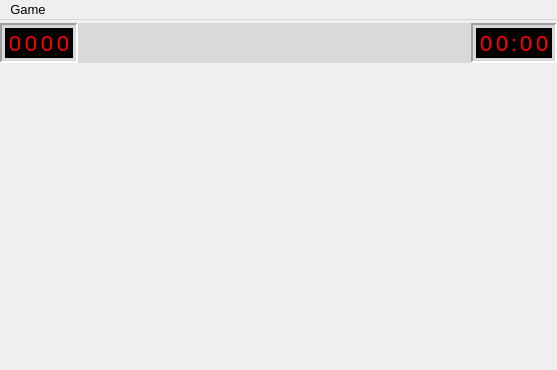
Before: the Qt Designer form mainwindow.ui in q-g-j/qminesweeper, drawn with Qt 5.
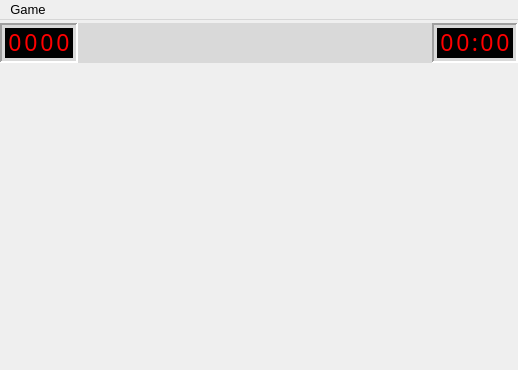
After: the same form once the commit is applied. Icons and pictures are not drawn.

The edit to the form file:
```diff
--- a/mainwindow.ui
+++ b/mainwindow.ui
@@ -6,7 +6,7 @@
    <rect>
     <x>0</x>
     <y>0</y>
-    <width>557</width>
+    <width>518</width>
     <height>370</height>
    </rect>
   </property>
@@ -89,12 +89,12 @@
 }
 
 QLabel {
-	margin-top: -2;
-	margin-bottom: -2;
-    margin-left: -2;
-  	margin-right: -2;
+	margin-top: -50;
+	margin-bottom: -50;
+    margin-left: -50;
+  	margin-right: -50;
 	font-style: normal;
-	font-size: 22px;
+	font-size: 23px;
 	font-family: &quot;Cursed Timer ULiL&quot;;
 	color: red;
 	background-color: black;
@@ -130,7 +130,7 @@
        <item>
         <widget class="QFrame" name="labelMinesLeftFrame">
          <property name="sizePolicy">
-          <sizepolicy hsizetype="Fixed" vsizetype="Fixed">
+          <sizepolicy hsizetype="Fixed" vsizetype="MinimumExpanding">
            <horstretch>0</horstretch>
            <verstretch>0</verstretch>
           </sizepolicy>
@@ -138,13 +138,13 @@
          <property name="minimumSize">
           <size>
            <width>76</width>
-           <height>38</height>
+           <height>0</height>
           </size>
          </property>
          <property name="maximumSize">
           <size>
            <width>76</width>
-           <height>38</height>
+           <height>16777215</height>
           </size>
          </property>
          <property name="frameShape">
@@ -178,11 +178,23 @@
           <item row="0" column="0">
            <widget class="QWidget" name="labelMinesLeftWidget" native="true">
             <property name="sizePolicy">
-             <sizepolicy hsizetype="Fixed" vsizetype="MinimumExpanding">
+             <sizepolicy hsizetype="MinimumExpanding" vsizetype="MinimumExpanding">
               <horstretch>0</horstretch>
               <verstretch>0</verstretch>
              </sizepolicy>
             </property>
+            <property name="minimumSize">
+             <size>
+              <width>0</width>
+              <height>0</height>
+             </size>
+            </property>
+            <property name="maximumSize">
+             <size>
+              <width>16777215</width>
+              <height>16777215</height>
+             </size>
+            </property>
             <layout class="QHBoxLayout" name="labelMinesLeftWidgetLayout">
              <property name="spacing">
               <number>0</number>
@@ -260,6 +272,7 @@
                </property>
                <property name="font">
                 <font>
+                 <family>Cursed Timer ULiL</family>
                  <pointsize>-1</pointsize>
                  <italic>false</italic>
                  <stylestrategy>PreferAntialias</stylestrategy>
@@ -270,7 +283,7 @@
                 <string>0</string>
                </property>
                <property name="alignment">
-                <set>Qt::AlignCenter</set>
+                <set>Qt::AlignBottom|Qt::AlignHCenter</set>
                </property>
                <property name="indent">
                 <number>0</number>
@@ -299,6 +312,7 @@
                </property>
                <property name="font">
                 <font>
+                 <family>Cursed Timer ULiL</family>
                  <pointsize>-1</pointsize>
                  <italic>false</italic>
                  <stylestrategy>PreferAntialias</stylestrategy>
@@ -309,7 +323,7 @@
                 <string>0</string>
                </property>
                <property name="alignment">
-                <set>Qt::AlignCenter</set>
+                <set>Qt::AlignBottom|Qt::AlignHCenter</set>
                </property>
                <property name="indent">
                 <number>0</number>
@@ -338,6 +352,7 @@
                </property>
                <property name="font">
                 <font>
+                 <family>Cursed Timer ULiL</family>
                  <pointsize>-1</pointsize>
                  <italic>false</italic>
                  <stylestrategy>PreferAntialias</stylestrategy>
@@ -348,7 +363,7 @@
                 <string>0</string>
                </property>
                <property name="alignment">
-                <set>Qt::AlignCenter</set>
+                <set>Qt::AlignBottom|Qt::AlignHCenter</set>
                </property>
                <property name="indent">
                 <number>0</number>
@@ -377,6 +392,7 @@
                </property>
                <property name="font">
                 <font>
+                 <family>Cursed Timer ULiL</family>
                  <pointsize>-1</pointsize>
                  <italic>false</italic>
                  <stylestrategy>PreferAntialias</stylestrategy>
@@ -390,7 +406,7 @@
                 <string>0</string>
                </property>
                <property name="alignment">
-                <set>Qt::AlignCenter</set>
+                <set>Qt::AlignBottom|Qt::AlignHCenter</set>
                </property>
                <property name="indent">
                 <number>0</number>
@@ -526,7 +542,7 @@
        <item>
         <widget class="QFrame" name="timerFrame">
          <property name="sizePolicy">
-          <sizepolicy hsizetype="Fixed" vsizetype="Fixed">
+          <sizepolicy hsizetype="Fixed" vsizetype="MinimumExpanding">
            <horstretch>0</horstretch>
            <verstretch>0</verstretch>
           </sizepolicy>
@@ -534,13 +550,13 @@
          <property name="minimumSize">
           <size>
            <width>84</width>
-           <height>38</height>
+           <height>0</height>
           </size>
          </property>
          <property name="maximumSize">
           <size>
            <width>84</width>
-           <height>38</height>
+           <height>16777215</height>
           </size>
          </property>
          <property name="frameShape">
@@ -573,12 +589,30 @@
           </property>
           <item row="0" column="0">
            <widget class="QWidget" name="timerWidget" native="true">
-            <layout class="QHBoxLayout" name="timerWidgetLayout">
+            <property name="sizePolicy">
+             <sizepolicy hsizetype="MinimumExpanding" vsizetype="MinimumExpanding">
+              <horstretch>0</horstretch>
+              <verstretch>0</verstretch>
+             </sizepolicy>
+            </property>
+            <property name="minimumSize">
+             <size>
+              <width>0</width>
+              <height>0</height>
+             </size>
+            </property>
+            <property name="maximumSize">
+             <size>
+              <width>16777215</width>
+              <height>16777215</height>
+             </size>
+            </property>
+            <layout class="QHBoxLayout" name="timerWidgetLayout" stretch="0,0,0,0,0,0,0">
              <property name="spacing">
               <number>0</number>
              </property>
              <property name="sizeConstraint">
-              <enum>QLayout::SetNoConstraint</enum>
+              <enum>QLayout::SetMinAndMaxSize</enum>
              </property>
              <property name="leftMargin">
               <number>0</number>
@@ -603,7 +637,7 @@
                <property name="minimumSize">
                 <size>
                  <width>2</width>
-                 <height>10</height>
+                 <height>0</height>
                 </size>
                </property>
                <property name="maximumSize">
@@ -614,6 +648,7 @@
                </property>
                <property name="font">
                 <font>
+                 <family>Cursed Timer ULiL</family>
                  <pointsize>-1</pointsize>
                  <italic>false</italic>
                  <stylestrategy>PreferAntialias</stylestrategy>
@@ -623,6 +658,9 @@
                <property name="text">
                 <string/>
                </property>
+               <property name="alignment">
+                <set>Qt::AlignBottom|Qt::AlignHCenter</set>
+               </property>
                <property name="indent">
                 <number>0</number>
                </property>
@@ -650,6 +688,7 @@
                </property>
                <property name="font">
                 <font>
+                 <family>Cursed Timer ULiL</family>
                  <pointsize>-1</pointsize>
                  <italic>false</italic>
                  <stylestrategy>PreferAntialias</stylestrategy>
@@ -663,7 +702,7 @@
                 <bool>false</bool>
                </property>
                <property name="alignment">
-                <set>Qt::AlignCenter</set>
+                <set>Qt::AlignBottom|Qt::AlignHCenter</set>
                </property>
                <property name="indent">
                 <number>0</number>
@@ -692,6 +731,7 @@
                </property>
                <property name="font">
                 <font>
+                 <family>Cursed Timer ULiL</family>
                  <pointsize>-1</pointsize>
                  <italic>false</italic>
                  <stylestrategy>PreferAntialias</stylestrategy>
@@ -705,7 +745,7 @@
                 <bool>false</bool>
                </property>
                <property name="alignment">
-                <set>Qt::AlignCenter</set>
+                <set>Qt::AlignBottom|Qt::AlignHCenter</set>
                </property>
                <property name="indent">
                 <number>0</number>
@@ -734,6 +774,7 @@
                </property>
                <property name="font">
                 <font>
+                 <family>Cursed Timer ULiL</family>
                  <pointsize>-1</pointsize>
                  <italic>false</italic>
                  <stylestrategy>PreferAntialias</stylestrategy>
@@ -744,7 +785,7 @@
                 <string>:</string>
                </property>
                <property name="alignment">
-                <set>Qt::AlignCenter</set>
+                <set>Qt::AlignBottom|Qt::AlignHCenter</set>
                </property>
                <property name="indent">
                 <number>0</number>
@@ -767,12 +808,13 @@
                </property>
                <property name="maximumSize">
                 <size>
-                 <width>16</width>
+                 <width>8</width>
                  <height>16777215</height>
                 </size>
                </property>
                <property name="font">
                 <font>
+                 <family>Cursed Timer ULiL</family>
                  <pointsize>-1</pointsize>
                  <italic>false</italic>
                  <stylestrategy>PreferAntialias</stylestrategy>
@@ -786,7 +828,7 @@
                 <bool>false</bool>
                </property>
                <property name="alignment">
-                <set>Qt::AlignCenter</set>
+                <set>Qt::AlignBottom|Qt::AlignHCenter</set>
                </property>
                <property name="indent">
                 <number>0</number>
@@ -815,6 +857,7 @@
                </property>
                <property name="font">
                 <font>
+                 <family>Cursed Timer ULiL</family>
                  <pointsize>-1</pointsize>
                  <italic>false</italic>
                  <stylestrategy>PreferAntialias</stylestrategy>
@@ -831,7 +874,7 @@
                 <bool>false</bool>
                </property>
                <property name="alignment">
-                <set>Qt::AlignCenter</set>
+                <set>Qt::AlignBottom|Qt::AlignHCenter</set>
                </property>
                <property name="indent">
                 <number>0</number>
@@ -849,7 +892,7 @@
                <property name="minimumSize">
                 <size>
                  <width>2</width>
-                 <height>10</height>
+                 <height>0</height>
                 </size>
                </property>
                <property name="maximumSize">
@@ -860,6 +903,7 @@
                </property>
                <property name="font">
                 <font>
+                 <family>Cursed Timer ULiL</family>
                  <pointsize>-1</pointsize>
                  <italic>false</italic>
                  <stylestrategy>PreferAntialias</stylestrategy>
@@ -869,6 +913,9 @@
                <property name="text">
                 <string/>
                </property>
+               <property name="alignment">
+                <set>Qt::AlignBottom|Qt::AlignHCenter</set>
+               </property>
                <property name="indent">
                 <number>0</number>
                </property>
@@ -909,8 +956,8 @@
     <rect>
      <x>0</x>
      <y>0</y>
-     <width>557</width>
-     <height>24</height>
+     <width>518</width>
+     <height>30</height>
     </rect>
    </property>
    <property name="font">
```
Left out of the diff: 12 changed lines with no effect on the pictures.
